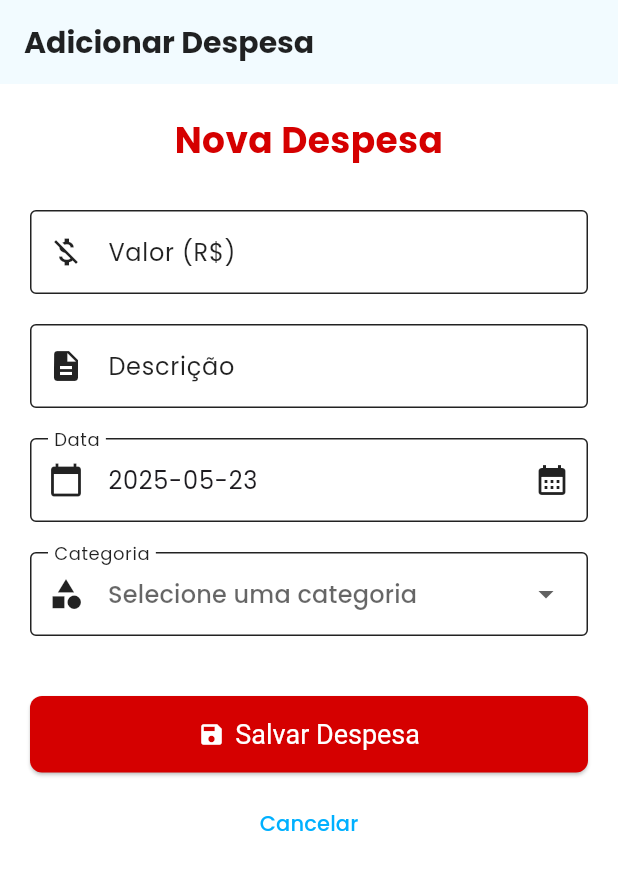
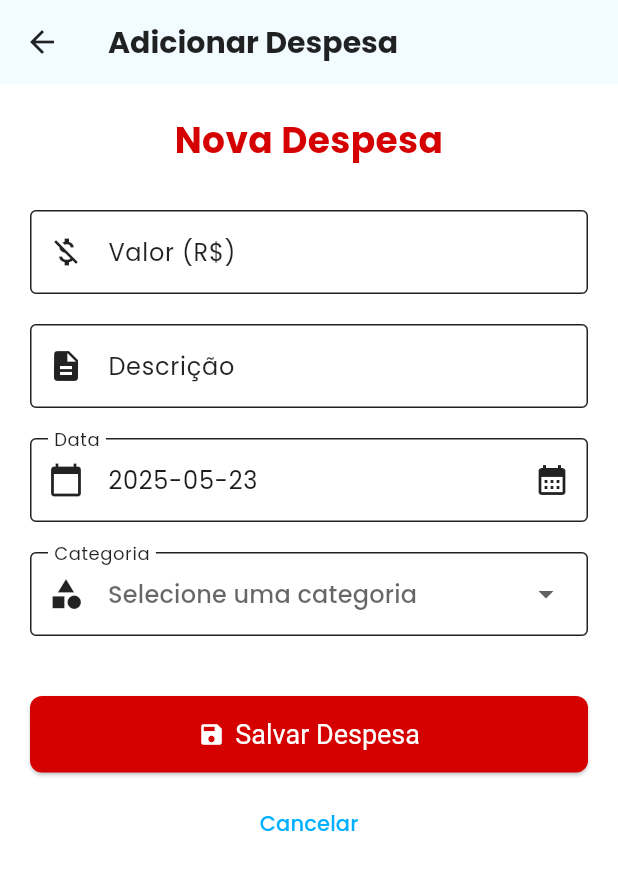
Before and after one commit to MartinHenschel/N2.FLUTTER, a Flutter app: the MainScaffold screen opened directly with empty values, item 2 of the bottom bar chosen, after a tap on the "add" icon, on a phone screen of 412 x 824 dp. Shown: the top 870 px of the screen. Run offline on Flutter 3.47's test engine with Material 3 defaults, Android fonts, the phone set to English and light mode, and no system bars; our stand-ins replace fl_chart, go_router, google_fonts.

Commit message:
Ajustado botão cancelar e botão adicionar mais para cima

```diff
--- a/lib/widgets/main_scaffold.dart
+++ b/lib/widgets/main_scaffold.dart
@@ -72,16 +72,18 @@ class MainScaffold extends StatelessWidget {
         },
       ),
 
-      // O Floating Action Button (FAB) é ótimo para adicionar transações rapidamente
       floatingActionButton: FloatingActionButton(
         onPressed: () {
-          // Navega para a tela de Adicionar Despesa (ou Receita, você escolhe o padrão)
-          context.go('/add-expense');
+          // Usar push para empilhar a tela de adicionar despesa.
+          // Assim, `context.pop()` na tela de formulário funcionará e
+          // o botão 'Cancelar' voltará corretamente para a tela anterior.
+          context.push('/add-expense');
         },
         child: const Icon(Icons.add),
       ),
-      // Centraliza o FAB na barra
-      floatingActionButtonLocation: FloatingActionButtonLocation.centerDocked,
+      // Posiciona o FAB flutuando acima da barra para não sobrepor o item central
+      // (evita que o botão '+' fique em cima da opção 'Metas').
+      floatingActionButtonLocation: FloatingActionButtonLocation.centerFloat,
     );
   }
 }
```
Also changed, not shown: lib/config/app_routes.dart (+15 -21 lines), lib/main.dart (+0 -12 lines).
